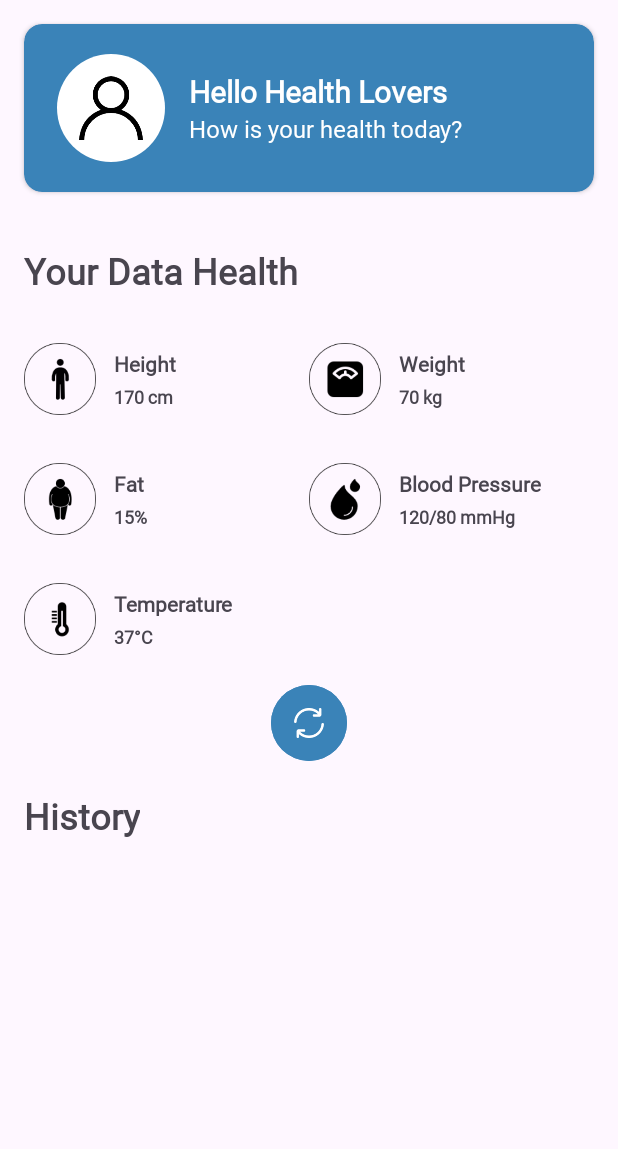
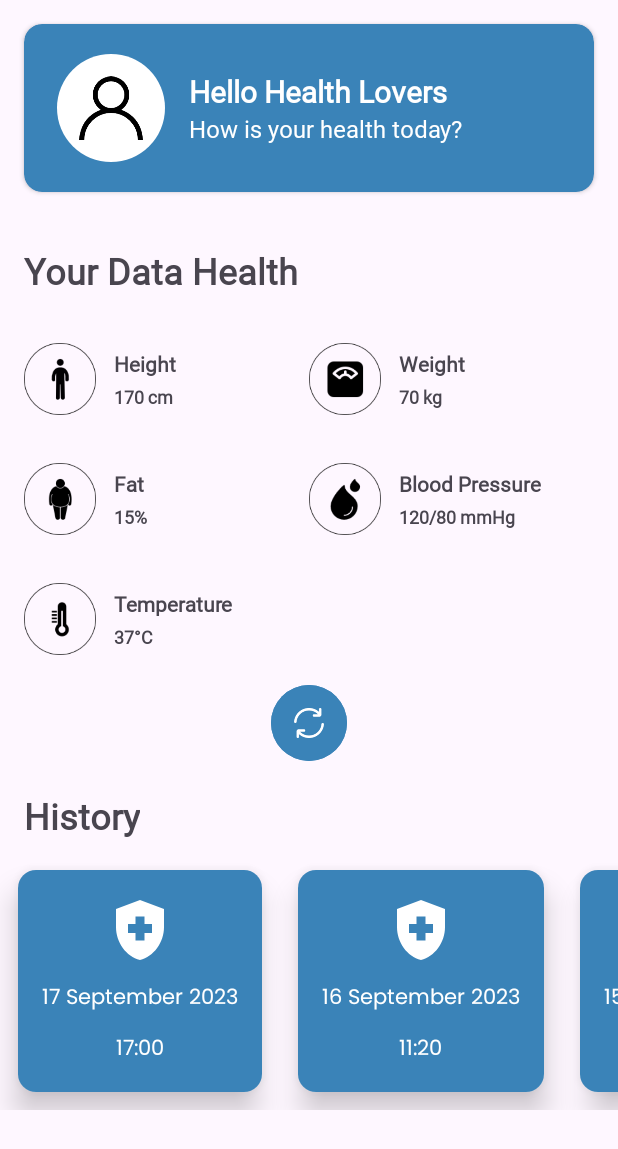
Before and after one commit to Izzed1/MSCIOT, an Android app: the HomeActivity screen opened directly, with no data from a screen before it, on a phone screen of 412 x 824 dp. Shown: the top 1149 px of the screen. Run offline under Robolectric (Android 15) with nearby library versions, the phone set to English and light mode, and no system bars; our stand-ins replace CircleImageView.

Commit message:
add history track

```diff
--- a/app/src/main/java/com/unissula/msciot/HomeActivity.kt
+++ b/app/src/main/java/com/unissula/msciot/HomeActivity.kt
@@ -3,6 +3,7 @@ package com.unissula.msciot
 import androidx.appcompat.app.AppCompatActivity
 import android.os.Bundle
 import androidx.recyclerview.widget.GridLayoutManager
+import androidx.recyclerview.widget.LinearLayoutManager
 import androidx.recyclerview.widget.RecyclerView
 
 class HomeActivity : AppCompatActivity() {
@@ -11,6 +12,7 @@ class HomeActivity : AppCompatActivity() {
         setContentView(R.layout.activity_home)
 
         HealthData()
+        HistoryData()
     }
 
     private fun HealthData() {
@@ -28,4 +30,20 @@ class HomeActivity : AppCompatActivity() {
         rvDataHealth.layoutManager = GridLayoutManager(this, 2)
         rvDataHealth.adapter = healthDataAdapter
     }
+
+    private fun HistoryData() {
+        val trackerDataItems = listOf(
+            TrackerData(1,"17 September 2023","17:00","170 Cm","65 Kg","30","120/90","19%"),
+            TrackerData(2,"16 September 2023","11:20","170 Cm","65 Kg","30","120/90","19%"),
+            TrackerData(3,"15 September 2023","12:06","170 Cm","65 Kg","30","120/90","19%"),
+            TrackerData(4,"14 September 2023","08:45","170 Cm","65 Kg","30","120/90","19%"),
+            TrackerData(5,"13 September 2023","23:52","170 Cm","65 Kg","30","120/90","19%"),
+        )
+
+        val rvTrakerHealth: RecyclerView = findViewById(R.id.rv_history)
+        val trackerDataAdapter = TrackerAdapter(trackerDataItems)
+
+        rvTrakerHealth.layoutManager = LinearLayoutManager(this, LinearLayoutManager.HORIZONTAL, false)
+        rvTrakerHealth.adapter = trackerDataAdapter
+    }
 }
--- /dev/null
+++ b/app/src/main/java/com/unissula/msciot/TrackerAdapter.kt
@@ -0,0 +1,36 @@
+package com.unissula.msciot
+
+import android.view.LayoutInflater
+import android.view.View
+import android.view.ViewGroup
+import android.widget.ImageView
+import android.widget.TextView
+import androidx.recyclerview.widget.RecyclerView
+
+class TrackerAdapter(private val items: List<TrackerData>) :
+    RecyclerView.Adapter<TrackerAdapter.ViewHolder>() {
+
+    override fun onCreateViewHolder(parent: ViewGroup, viewType: Int): ViewHolder {
+        val view = LayoutInflater.from(parent.context)
+            .inflate(R.layout.item_tracker, parent, false)
+        return ViewHolder(view)
+    }
+
+    override fun onBindViewHolder(holder: ViewHolder, position: Int) {
+        holder.bind(items[position])
+    }
+
+    override fun getItemCount(): Int {
+        return items.size
+    }
+
+    inner class ViewHolder(itemView: View) : RecyclerView.ViewHolder(itemView) {
+
+        private val tanggalView: TextView = itemView.findViewById(R.id.textViewTanggal)
+        private val jamView: TextView = itemView.findViewById(R.id.textViewJam)
+        fun bind(item: TrackerData) {
+            jamView.text = item.waktu
+            tanggalView.text = item.tanggal
+        }
+    }
+}
--- a/app/src/main/java/com/unissula/msciot/TrackerData.kt
+++ b/app/src/main/java/com/unissula/msciot/TrackerData.kt
@@ -3,6 +3,7 @@ package com.unissula.msciot
 data class TrackerData(
     val id: Int,
     val tanggal: String,
+    val waktu: String,
     val tinggi: String,
     val berat: String,
     val suhu: String,
--- a/app/src/main/res/layout/activity_home.xml
+++ b/app/src/main/res/layout/activity_home.xml
@@ -89,10 +89,10 @@
             android:textStyle="bold" />
 
         <androidx.recyclerview.widget.RecyclerView
-            android:id="@+id/recyclerView"
+            android:id="@+id/rv_history"
             android:layout_width="match_parent"
             android:layout_height="wrap_content"
-            app:layoutManager="androidx.recyclerview.widget.GridLayoutManager"
+            app:layoutManager="androidx.recyclerview.widget.LinearLayoutManager"
             app:spanCount="2"
             tools:listitem="@layout/item_tracker" />
     </LinearLayout>
--- a/app/src/main/res/layout/item_tracker.xml
+++ b/app/src/main/res/layout/item_tracker.xml
@@ -26,12 +26,22 @@
             app:tint="@color/white" />
 
         <TextView
-            android:id="@+id/textViewBeratBadan"
+            android:id="@+id/textViewTanggal"
             android:layout_width="wrap_content"
             android:layout_height="wrap_content"
             android:layout_marginTop="10dp"
             android:fontFamily="@font/poppins_regular"
             android:textColor="@color/white"
             android:text="Senin, 17 Desember" />
+
+        <TextView
+            android:id="@+id/textViewJam"
+            android:layout_width="wrap_content"
+            android:layout_height="wrap_content"
+            android:layout_marginTop="10dp"
+            android:layout_gravity="center"
+            android:fontFamily="@font/poppins_regular"
+            android:textColor="@color/white"
+            android:text="14:00" />
     </LinearLayout>
 </androidx.cardview.widget.CardView>
```
